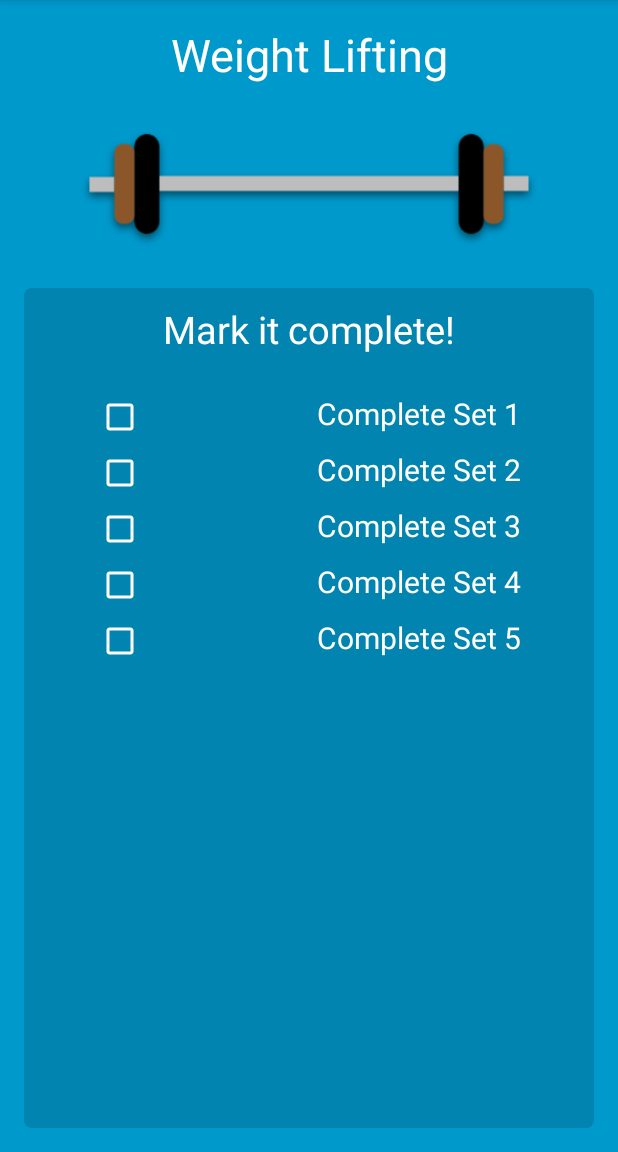
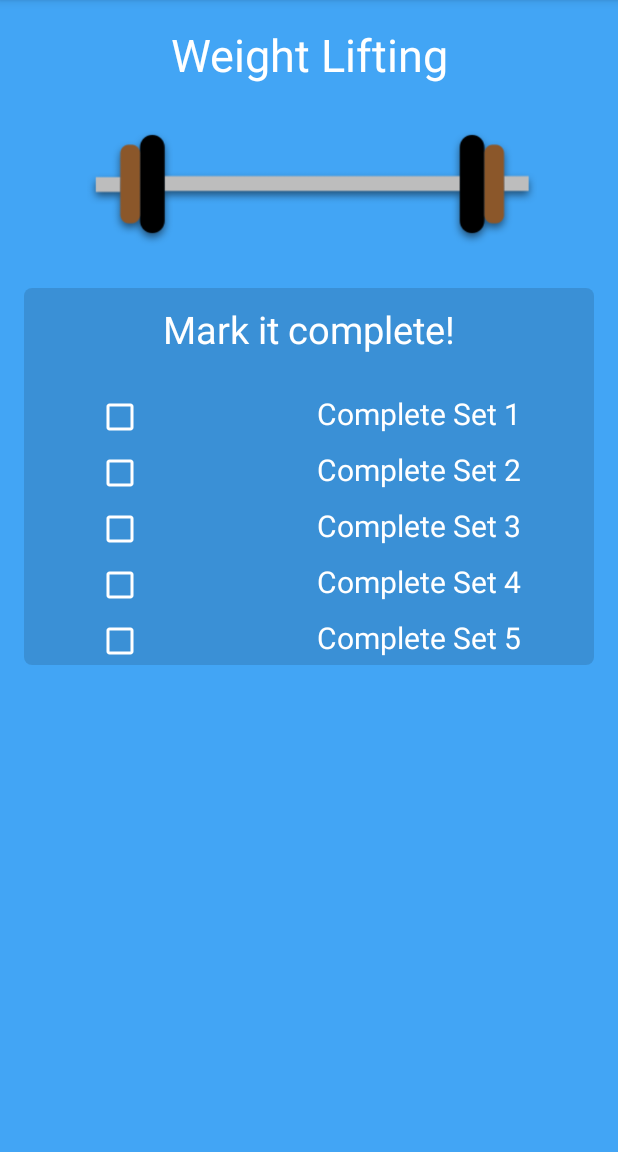
Before and after one commit to shgaurav/FitorFlab, an Android app: the DetailsActivity screen opened directly, with no data from a screen before it, on a phone screen of 412 x 824 dp, the part 84-1236 px from its top. Run offline under Robolectric (Android 15) with nearby library versions, the phone set to English and light mode, and no system bars.

```diff
--- a/app/src/main/res/layout/activity_details.xml
+++ b/app/src/main/res/layout/activity_details.xml
@@ -11,7 +11,8 @@
     android:paddingRight="@dimen/activity_horizontal_margin"
     android:paddingTop="@dimen/activity_vertical_margin"
     tools:context="com.example.gaurav.fitorflab.DetailsActivity"
-    android:background="@android:color/holo_blue_dark">
+    android:background="#42a5f5"
+    android:animateLayoutChanges="false">
 
     <TextView
         android:text="Weight Lifting"
@@ -31,16 +32,18 @@
         android:scaleX="0.8"
         android:scaleY="0.8"
         android:paddingTop="15dp"
-        android:elevation="1dp" />
+        android:elevation="0dp"
+        android:paddingStart="5dp" />
 
     <LinearLayout
         android:orientation="vertical"
         android:layout_width="match_parent"
-        android:layout_height="match_parent"
+        android:layout_height="wrap_content"
         android:layout_marginTop="10dp"
         android:background="@drawable/rounded_corners"
-        android:backgroundTint="@color/colorPrimary"
-        android:gravity="center_horizontal">
+        android:backgroundTint="#20000000"
+        android:gravity="center_horizontal"
+        android:id="@+id/mainBG">
 
         <TextView
             android:text="Mark it complete!"
```
